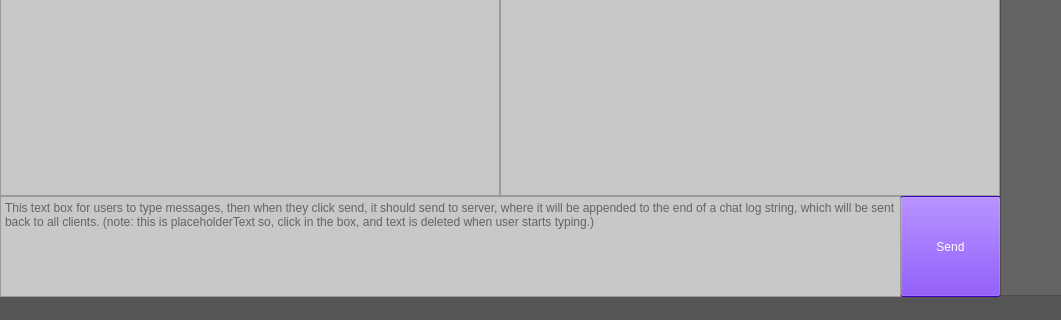
BobbyDMullinsIII/OS-MainlineProject2, file ChatProgramSolution/ChatProgramProject/ChatProgramProject.ui: the form before one commit; both pictures show x 0 to 1061 and y 400 to 720 of the 1281 by 720 pixel window.
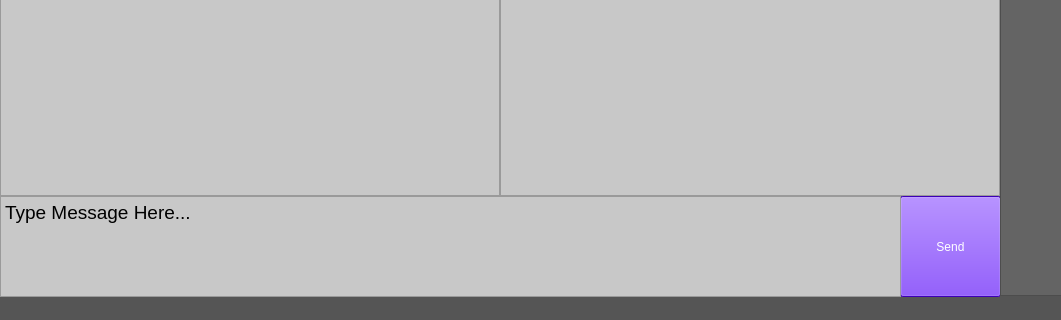
The form after the commit.

```diff
--- a/ChatProgramSolution/ChatProgramProject/ChatProgramProject.ui
+++ b/ChatProgramSolution/ChatProgramProject/ChatProgramProject.ui
@@ -82,6 +82,7 @@
 li.unchecked::marker { content: &quot;\2610&quot;; }
 li.checked::marker { content: &quot;\2612&quot;; }
 &lt;/style&gt;&lt;/head&gt;&lt;body style=&quot; font-family:'Segoe UI'; font-size:14pt; font-weight:400; font-style:normal;&quot;&gt;
+&lt;p style=&quot; margin-top:0px; margin-bottom:0px; margin-left:0px; margin-right:0px; -qt-block-indent:0; text-indent:0px;&quot;&gt;Type Message Here...&lt;/p&gt;
 &lt;p style=&quot;-qt-paragraph-type:empty; margin-top:0px; margin-bottom:0px; margin-left:0px; margin-right:0px; -qt-block-indent:0; text-indent:0px;&quot;&gt;&lt;br /&gt;&lt;/p&gt;&lt;/body&gt;&lt;/html&gt;</string>
     </property>
     <property name="overwriteMode">
```
Left out of the diff: 10 changed lines with no effect on the pictures.
